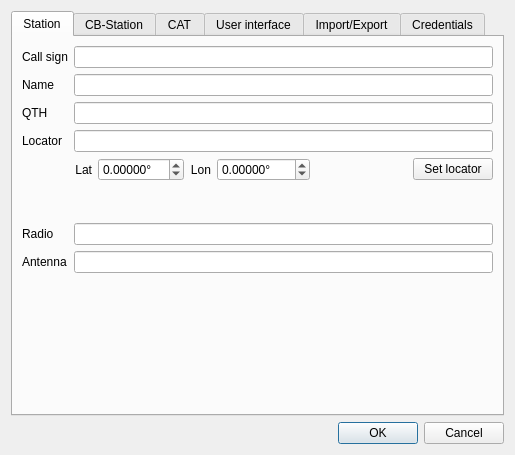
Above: ui_files/DragonLog_Settings.ui from gitandy/DragonLog before the change. Below: the same form after it.
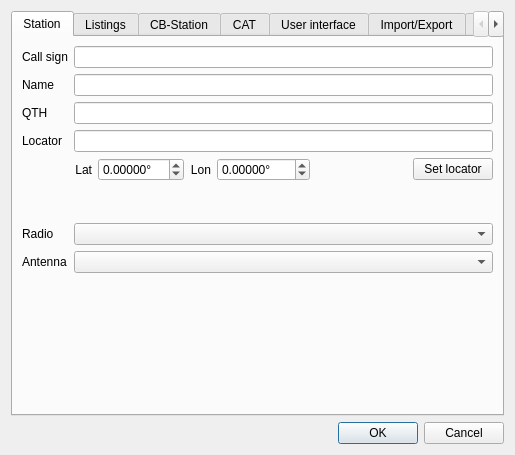
That is the form after the change.

Commit message: Added list selection for radio and antenna

What changed in the file:
```diff
--- a/ui_files/DragonLog_Settings.ui
+++ b/ui_files/DragonLog_Settings.ui
@@ -152,9 +152,6 @@
          </property>
         </widget>
        </item>
-       <item row="6" column="1">
-        <widget class="QLineEdit" name="radioLineEdit"/>
-       </item>
        <item row="7" column="0">
         <widget class="QLabel" name="label_6">
          <property name="text">
@@ -162,9 +159,6 @@
          </property>
         </widget>
        </item>
-       <item row="7" column="1">
-        <widget class="QLineEdit" name="antennaLineEdit"/>
-       </item>
        <item row="5" column="1">
         <spacer name="verticalSpacer">
          <property name="orientation">
@@ -204,6 +198,24 @@
          </property>
         </spacer>
        </item>
+       <item row="6" column="1">
+        <widget class="QComboBox" name="radioComboBox"/>
+       </item>
+       <item row="7" column="1">
+        <widget class="QComboBox" name="antennaComboBox"/>
+       </item>
+      </layout>
+     </widget>
+     <widget class="QWidget" name="listings">
+      <attribute name="title">
+       <string>Listings</string>
+      </attribute>
+      <layout class="QVBoxLayout" name="verticalLayout_12">
+       <item>
+        <widget class="QWidget" name="listingsWidget" native="true">
+         <layout class="QGridLayout" name="gridLayout"/>
+        </widget>
+       </item>
       </layout>
      </widget>
      <widget class="QWidget" name="cb_station">
```
Left out of the diff: 4 changed lines with no effect on the pictures. The commit also changes 11 other files.
